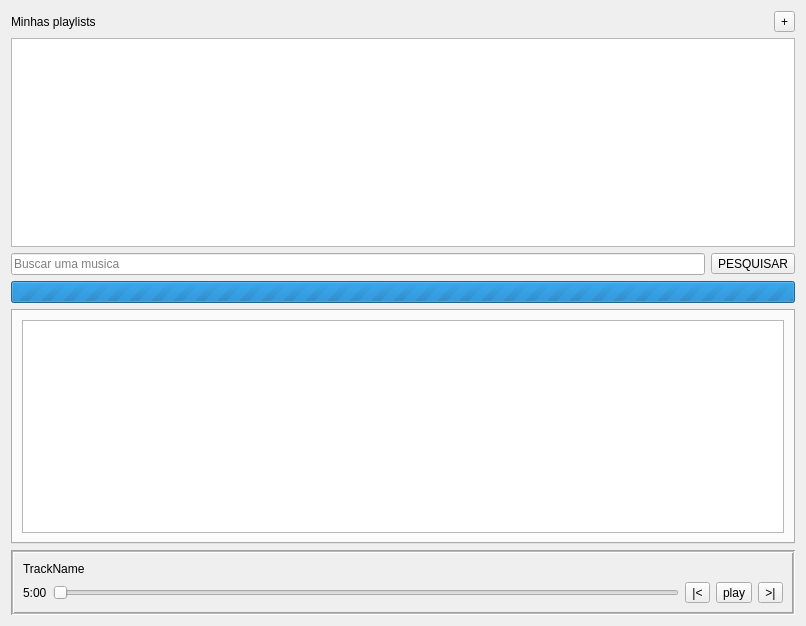
Qt form src/ui/mainform.ui (danielwolney/SQtify) before a commit.
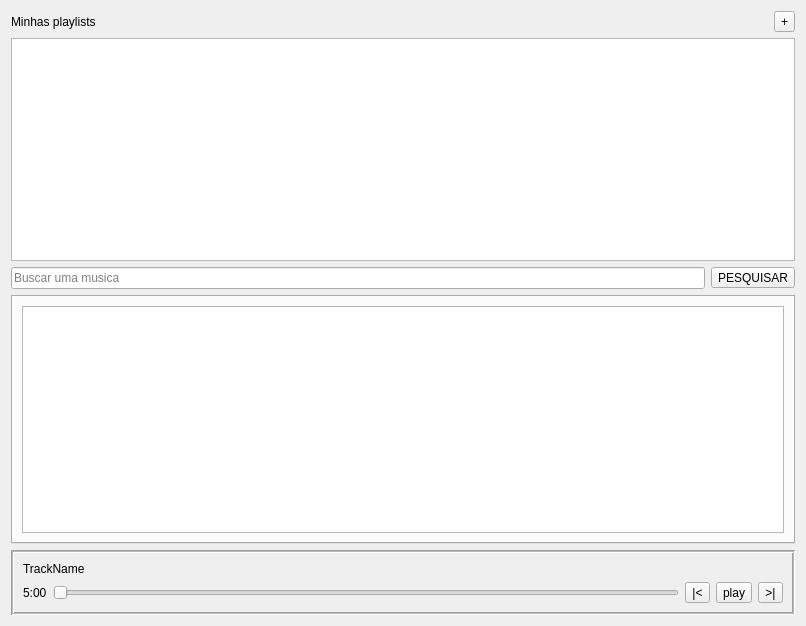
The same form after that commit.

```diff
--- a/src/ui/mainform.ui
+++ b/src/ui/mainform.ui
@@ -69,19 +69,6 @@
        </item>
       </layout>
      </item>
-     <item>
-      <widget class="QProgressBar" name="progressSearch">
-       <property name="maximum">
-        <number>0</number>
-       </property>
-       <property name="value">
-        <number>-1</number>
-       </property>
-       <property name="textVisible">
-        <bool>false</bool>
-       </property>
-      </widget>
-     </item>
     </layout>
    </item>
    <item>
```
